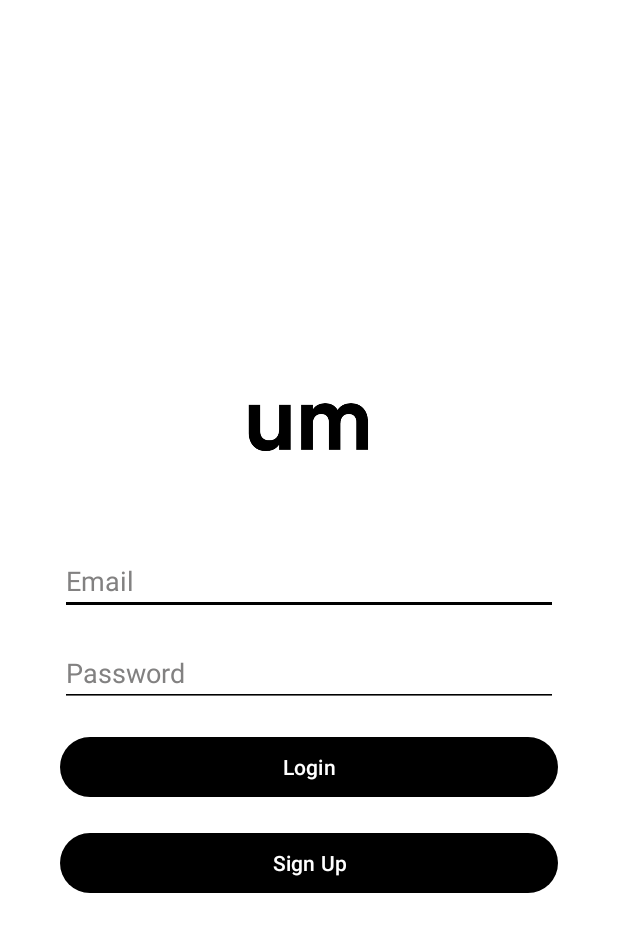
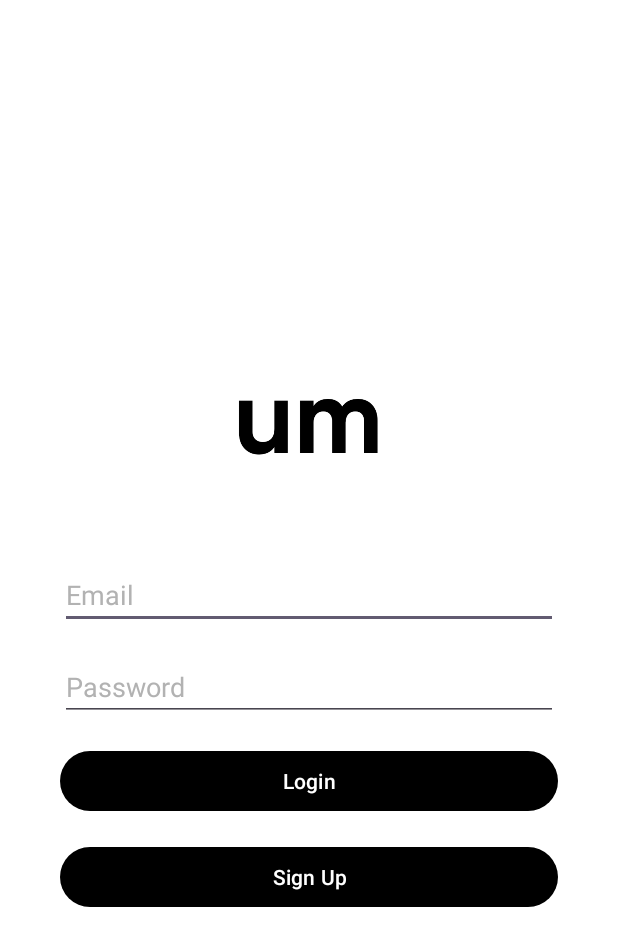
Before and after one commit to UrbanMart/UMMobile, an Android app: the screen it shows after launch (LoginActivity), on a phone screen of 412 x 824 dp. Shown: the top 946 px of the screen. Run offline under Robolectric (Android 15) with nearby library versions, the phone set to English and light mode, and no system bars.

Commit message:
Updated Login/Signup Activities

```diff
--- a/app/src/main/res/layout/activity_login.xml
+++ b/app/src/main/res/layout/activity_login.xml
@@ -10,8 +10,8 @@
     <!-- Logo Image -->
     <ImageView
         android:id="@+id/logoImageView"
-        android:layout_width="158dp"
-        android:layout_height="120dp"
+        android:layout_width="195dp"
+        android:layout_height="139dp"
         android:layout_marginBottom="20dp"
         android:contentDescription="Logo"
         android:src="@drawable/logo" />
@@ -25,11 +25,10 @@
         android:layout_marginRight="20dp"
         android:hint="Email"
         android:inputType="textEmailAddress"
-        android:textColor="#000000"
-        android:textColorHighlight="#000000"
-        android:textColorHint="#828181"
-        android:textCursorDrawable="@color/black"
-        android:backgroundTint="#000000" />
+        android:textColor="@color/black"
+        android:textColorHighlight="@color/gray"
+        android:textColorHint="@color/gray"
+        android:textColorLink="@color/black" />
 
     <!-- Password EditText -->
     <EditText
@@ -41,11 +40,10 @@
         android:layout_marginRight="20dp"
         android:hint="Password"
         android:inputType="textPassword"
-        android:textColor="#000000"
-        android:textColorHighlight="#000000"
-        android:textColorHint="#828181"
-        android:textColorLink="#000000"
-        android:backgroundTint="#000000" />
+        android:textColor="@color/black"
+        android:textColorHighlight="@color/gray"
+        android:textColorHint="@color/gray"
+        android:textColorLink="@color/black" />
 
     <!-- Login Button -->
     <Button
--- a/app/src/main/res/values/colors.xml
+++ b/app/src/main/res/values/colors.xml
@@ -2,4 +2,5 @@
 <resources>
     <color name="black">#FF000000</color>
     <color name="white">#FFFFFFFF</color>
+    <color name="gray">#B2B2B2</color>
 </resources>
```
Also changed, not shown: app/src/main/res/layout/activity_sign_up.xml (+17 -3 lines).
